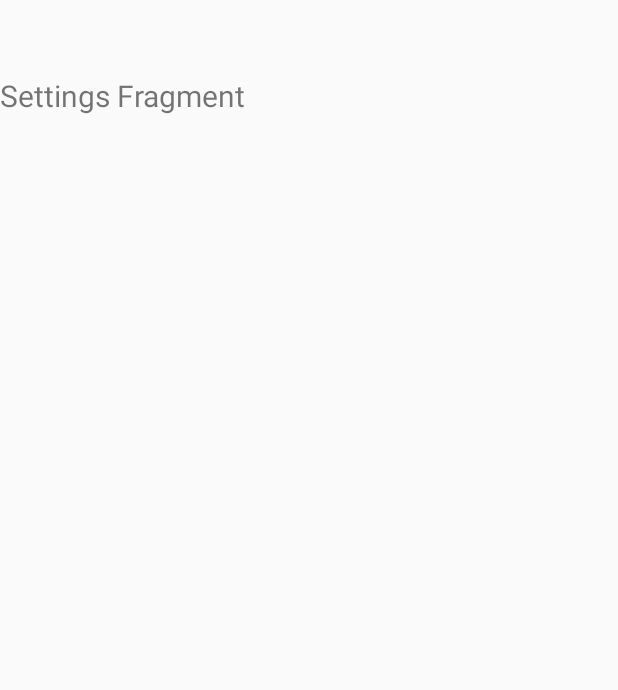
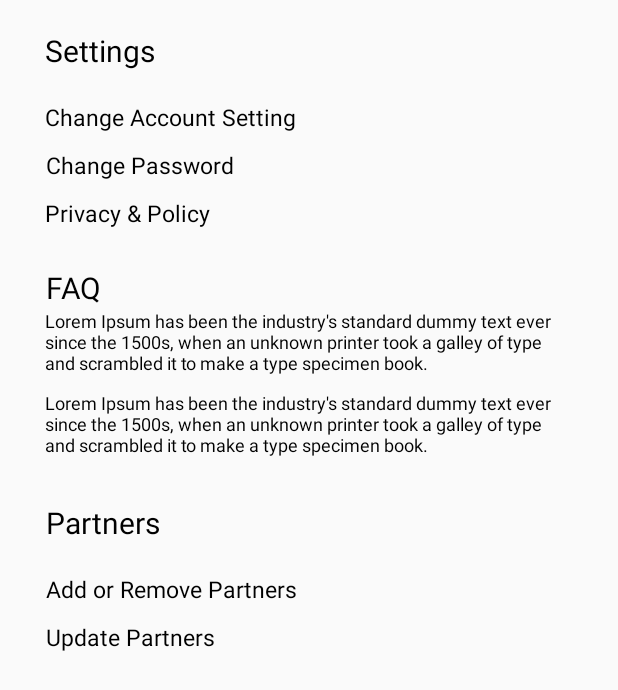
Before and after one commit to ozandabb/HealthCare-App-UI-, an Android app: the fragment settingFragment shown on its own in the app's theme, on a phone screen of 412 x 824 dp. Shown: the top 690 px of the screen. Run offline under Robolectric (Android 15) with nearby library versions, the phone set to English and light mode, and no system bars.

Commit message:
Account setting page created

```diff
--- a/app/src/main/res/layout/fragment_settings.xml
+++ b/app/src/main/res/layout/fragment_settings.xml
@@ -1,14 +1,134 @@
 <?xml version="1.0" encoding="utf-8"?>
-<LinearLayout xmlns:android="http://schemas.android.com/apk/res/android"
+<RelativeLayout xmlns:android="http://schemas.android.com/apk/res/android"
     android:layout_width="match_parent"
-    android:layout_height="match_parent">
+    android:layout_height="match_parent"
+    xmlns:app="http://schemas.android.com/apk/res-auto"
+    xmlns:tools="http://schemas.android.com/tools">
 
-    <TextView
-        android:layout_width="wrap_content"
-        android:layout_height="wrap_content"
-        android:text="Settings Fragment"
-        android:textSize="20dp"
-        android:layout_marginTop="50dp">s</TextView>
+    <ScrollView
+        android:layout_width="match_parent"
+        android:layout_height="match_parent"
+        tools:layout_editor_absoluteX="8dp"
+        tools:layout_editor_absoluteY="8dp">
+    <LinearLayout
+        android:layout_width="match_parent"
+        android:layout_height="match_parent"
+        android:orientation="vertical">
+        <LinearLayout
+            android:layout_width="match_parent"
+            android:layout_height="wrap_content"
+            android:orientation="vertical" >
+            <TextView
+                android:layout_width="wrap_content"
+                android:layout_height="wrap_content"
+                android:text="Settings"
+                android:textAlignment="center"
+                android:textColor="#000000"
+                android:layout_marginTop="20dp"
+                android:layout_marginBottom="10dp"
+                android:layout_marginLeft="30dp"
+                android:textSize="20dp"/>
+            <TextView
+                android:layout_width="wrap_content"
+                android:layout_height="wrap_content"
+                android:text="Change Account Setting"
+                android:textAlignment="center"
+                android:textColor="#000000"
+                android:layout_marginTop="10dp"
+                android:layout_marginBottom="5dp"
+                android:layout_marginLeft="30dp"
+                android:textSize="15dp"/>
+            <TextView
+                android:layout_width="wrap_content"
+                android:layout_height="wrap_content"
+                android:text="Change Password"
+                android:textAlignment="center"
+                android:textColor="#000000"
+                android:layout_marginTop="5dp"
+                android:layout_marginBottom="5dp"
+                android:layout_marginLeft="30dp"
+                android:textSize="15dp"/>
+            <TextView
+                android:layout_width="wrap_content"
+                android:layout_height="wrap_content"
+                android:text="Privacy &amp; Policy"
+                android:textAlignment="center"
+                android:textColor="#000000"
+                android:layout_marginTop="5dp"
+                android:layout_marginBottom="5dp"
+                android:layout_marginLeft="30dp"
+                android:textSize="15dp"/>
 
+        </LinearLayout>
+        <LinearLayout
+            android:layout_width="match_parent"
+            android:layout_height="wrap_content"
+            android:orientation="vertical" >
+            <TextView
+                android:layout_width="wrap_content"
+                android:layout_height="wrap_content"
+                android:text="FAQ"
+                android:textAlignment="center"
+                android:textColor="#000000"
+                android:layout_marginTop="20dp"
 
-</LinearLayout>
+                android:layout_marginLeft="30dp"
+                android:textSize="20dp"/>
+            <TextView
+                android:layout_width="wrap_content"
+                android:layout_height="wrap_content"
+                android:text="Lorem Ipsum has been the industry's standard dummy text ever since the 1500s, when an unknown printer took a galley of type and scrambled it to make a type specimen book."
+                android:textColor="#000000"
+                android:layout_marginBottom="10dp"
+                android:layout_marginLeft="30dp"
+                android:layout_marginRight="30dp"
+                android:textSize="12dp"/>
+            <TextView
+                android:layout_width="wrap_content"
+                android:layout_height="wrap_content"
+                android:text="Lorem Ipsum has been the industry's standard dummy text ever since the 1500s, when an unknown printer took a galley of type and scrambled it to make a type specimen book."
+                android:textColor="#000000"
+                android:layout_marginBottom="10dp"
+                android:layout_marginLeft="30dp"
+                android:layout_marginRight="30dp"
+                android:textSize="12dp"/>
+        </LinearLayout>
+        <LinearLayout
+            android:layout_width="match_parent"
+            android:layout_height="wrap_content"
+            android:orientation="vertical" >
+            <TextView
+                android:layout_width="wrap_content"
+                android:layout_height="wrap_content"
+                android:text="Partners"
+                android:textAlignment="center"
+                android:textColor="#000000"
+                android:layout_marginTop="20dp"
+                android:layout_marginBottom="10dp"
+                android:layout_marginLeft="30dp"
+                android:textSize="20dp"/>
+            <TextView
+                android:layout_width="wrap_content"
+                android:layout_height="wrap_content"
+                android:text="Add or Remove Partners"
+                android:textAlignment="center"
+                android:textColor="#000000"
+                android:layout_marginTop="10dp"
+                android:layout_marginBottom="5dp"
+                android:layout_marginLeft="30dp"
+                android:textSize="15dp"/>
+            <TextView
+                android:layout_width="wrap_content"
+                android:layout_height="wrap_content"
+                android:text="Update Partners"
+                android:textAlignment="center"
+                android:textColor="#000000"
+                android:layout_marginTop="5dp"
+                android:layout_marginBottom="5dp"
+                android:layout_marginLeft="30dp"
+                android:textSize="15dp"/>
+
+        </LinearLayout>
+    </LinearLayout>
+    </ScrollView>
+</RelativeLayout>
```
